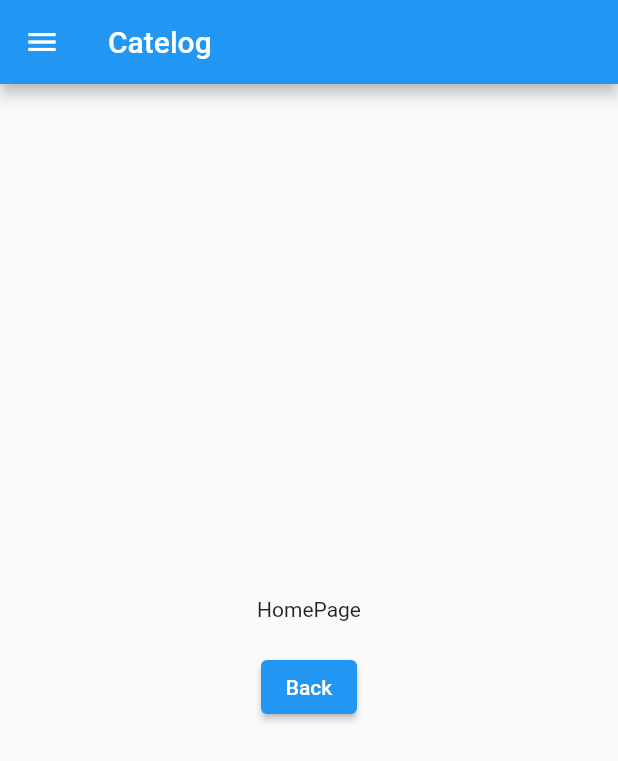
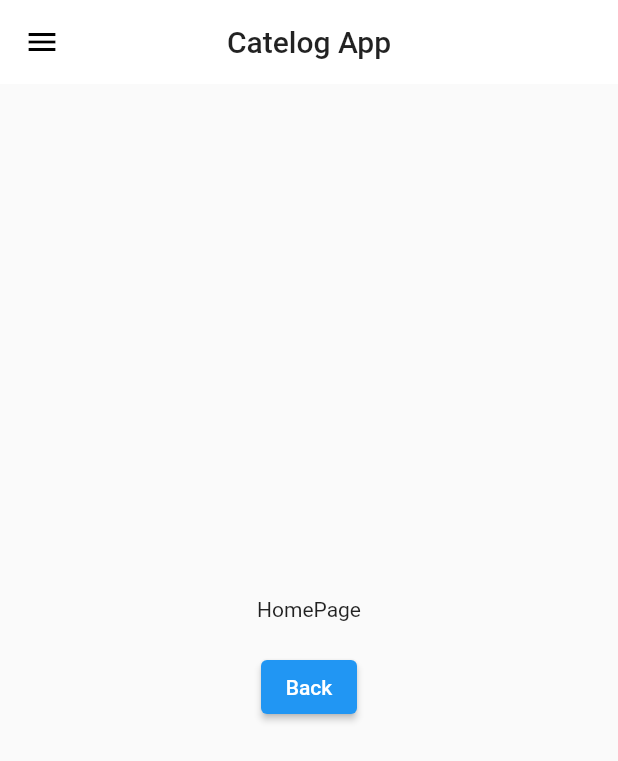
Before and after one commit to khuram2025/catelog, a Flutter app: the screen it shows after launch, on a phone screen of 412 x 824 dp. Shown: the top 761 px of the screen. Run offline on Flutter 3.47's test engine with Material 2 defaults, Android fonts, the phone set to English and light mode, and no system bars; missing offline and left inert: flutter_catalog.

Commit message:
Day 10 Final

```diff
--- a/lib/main.dart
+++ b/lib/main.dart
@@ -1,6 +1,7 @@
 import 'package:catelog/pages/home_page.dart';
 import 'package:catelog/pages/login.dart';
 import 'package:catelog/utils/routes.dart';
+import 'package:catelog/widgets/themes.dart';
 import 'package:flutter/material.dart';
 
 
@@ -13,6 +14,7 @@ class MyApp extends StatelessWidget {
   @override
   Widget build(BuildContext context) {
     return MaterialApp(
+      theme: MyTheme.lightTheme(context),
       // home: LoginPage(),
       routes: {
         '/': (context) => HomePage(),
--- a/lib/pages/home_page.dart
+++ b/lib/pages/home_page.dart
@@ -9,7 +9,7 @@ class HomePage extends StatelessWidget {
     return Scaffold(
       appBar: AppBar(
         title: Text(
-          "Catelog"
+          "Catelog App"
         ),
       ),
       body: Column(
--- /dev/null
+++ b/lib/widgets/themes.dart
@@ -0,0 +1,13 @@
+import 'package:flutter/material.dart';
+
+class MyTheme {
+   static ThemeData  lightTheme(BuildContext context) => ThemeData(
+      appBarTheme: AppBarTheme(
+          color: Colors.white,
+          elevation: 0.0,
+          iconTheme: IconThemeData(color: Colors.black),
+          textTheme: Theme.of(context).textTheme,
+          centerTitle: true
+      )
+  );
+}
```
Also changed, not shown: lib/models/catalog.dart (added, +15 -0 lines).
